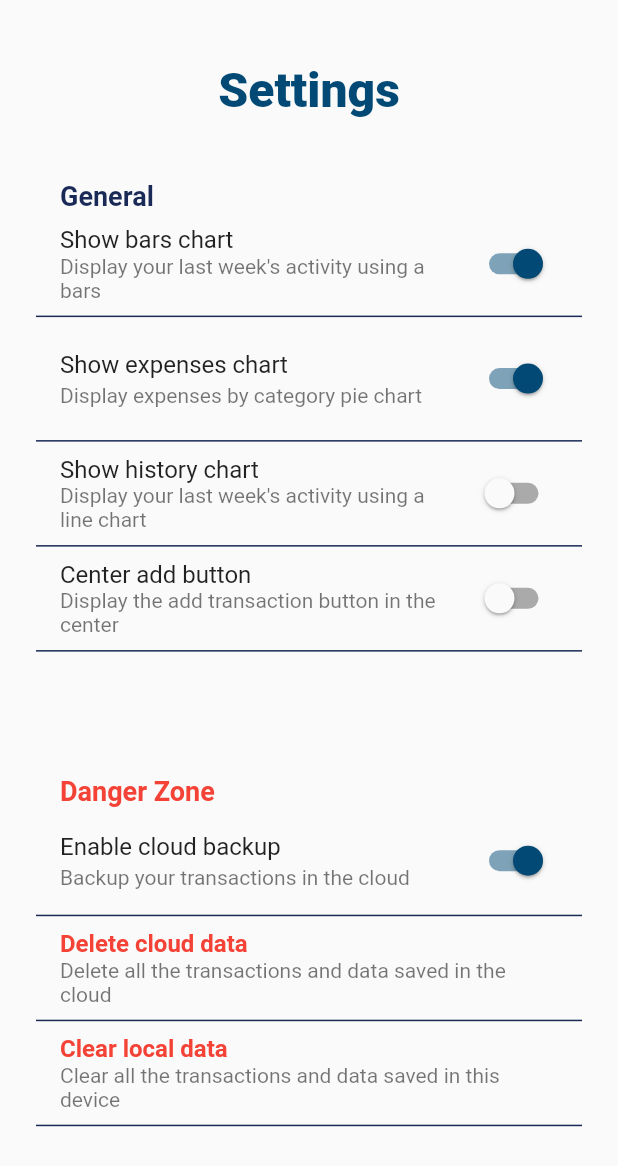
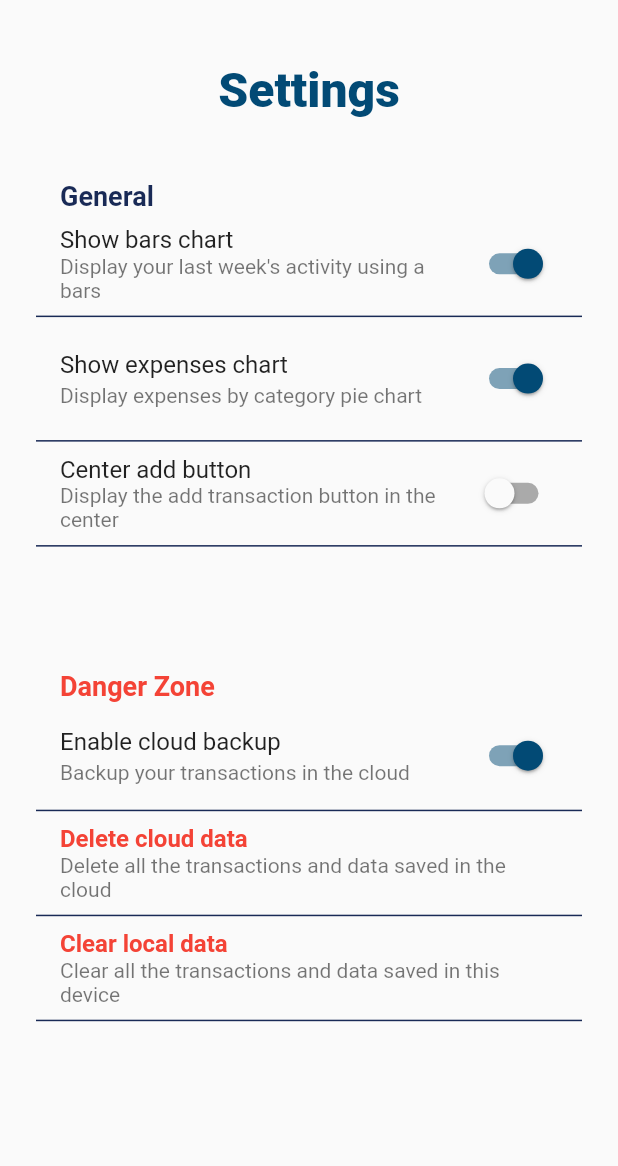
Before and after one commit to ermiry/tiny-pocket, a Flutter app: the SettingsPage widget shown alone on an empty page, opened directly, on a phone screen of 412 x 824 dp. Shown: the top 1166 px of the screen. Run offline on Flutter 3.47's test engine with Material 2 defaults, Android fonts, the phone set to English and light mode, and no system bars; our stand-ins replace bloc, fl_chart, flutter_bloc, rxdart, shared_preferences, simple_animations; missing offline and left inert: jwt_decode, pref_dessert; accounts and stored records are empty; statements that could not run were skipped.

Commit message:
Disable history chart

```diff
--- a/lib/pages/home/home.dart
+++ b/lib/pages/home/home.dart
@@ -47,7 +47,7 @@ class _HomePageState extends State <HomePage> {
 
               settings.showExpensesChart ? new ExpensesChart () : new Container(),
 
-              settings.showHistoryChart ? new HistoryChart () : new Container(),
+              // settings.showHistoryChart ? new HistoryChart () : new Container(),
 
               Container(
                 height: (mediaQuery.size.height - mediaQuery.padding.top) * 0.12,
--- a/lib/pages/settings.dart
+++ b/lib/pages/settings.dart
@@ -160,24 +160,25 @@ class SettingsPage extends StatelessWidget with NavigationStates {
                   ),
                 ),
 
-                Container(
-                  padding: const EdgeInsets.symmetric(vertical: 5),
-                  decoration: BoxDecoration(
-                    border: Border(bottom: BorderSide(
-                      color: mainDarkBlue
-                    ))
-                  ),
-                  child: ListTile(
-                    title: const Text ('Show history chart'),
-                    subtitle: const Text('Display your last week\'s activity using a line chart'),
-                    trailing: Switch.adaptive (
-                      activeColor: mainBlue,
-                      value: settings.showHistoryChart,
-                      onChanged: (val) {
-                        settings.toggleHistoryChart();
-                      },)
-                  ),
-                ),
+                // TODO:
+                // Container(
+                //   padding: const EdgeInsets.symmetric(vertical: 5),
+                //   decoration: BoxDecoration(
+                //     border: Border(bottom: BorderSide(
+                //       color: mainDarkBlue
+                //     ))
+                //   ),
+                //   child: ListTile(
+                //     title: const Text ('Show history chart'),
+                //     subtitle: const Text('Display your last week\'s activity using a line chart'),
+                //     trailing: Switch.adaptive (
+                //       activeColor: mainBlue,
+                //       value: settings.showHistoryChart,
+                //       onChanged: (val) {
+                //         settings.toggleHistoryChart();
+                //       },)
+                //   ),
+                // ),
 
                 Container(
                   padding: const EdgeInsets.symmetric(vertical: 5),
--- a/lib/widgets/adaptive/flatButton.dart
+++ b/lib/widgets/adaptive/flatButton.dart
@@ -4,7 +4,6 @@ import 'package:flutter/material.dart';
 import 'package:flutter/cupertino.dart';
 
 import 'package:pocket/style/colors.dart';
-import 'package:pocket/style/style.dart';
 
 class AdaptiveFlatButton extends StatelessWidget {
 
```
